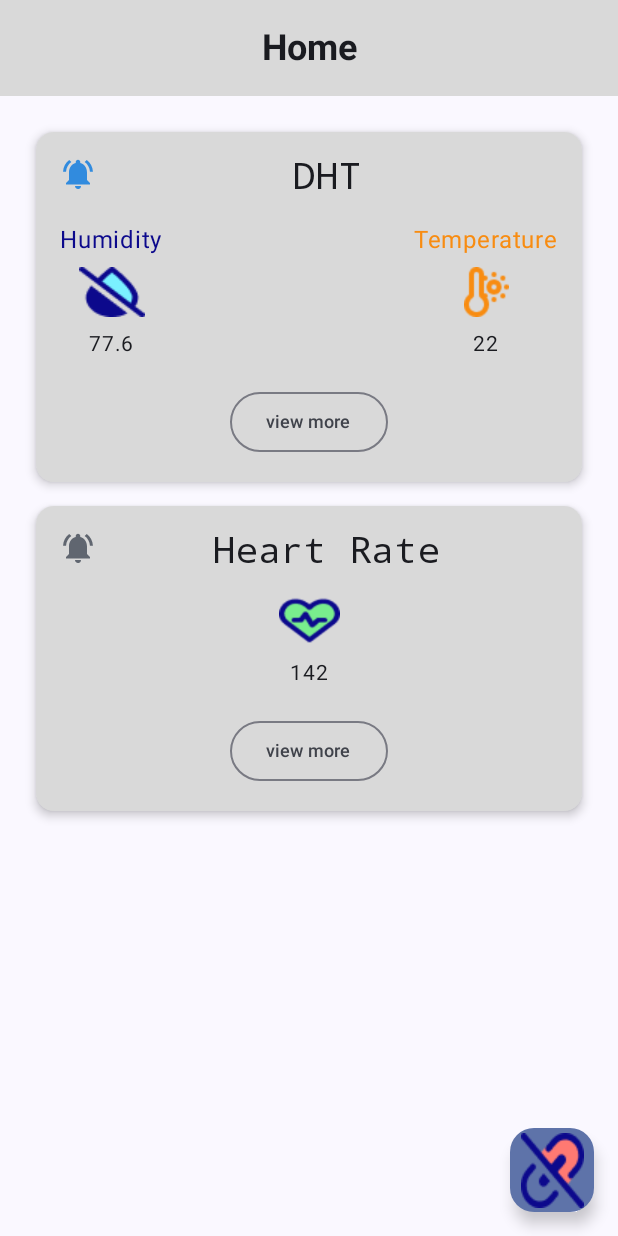
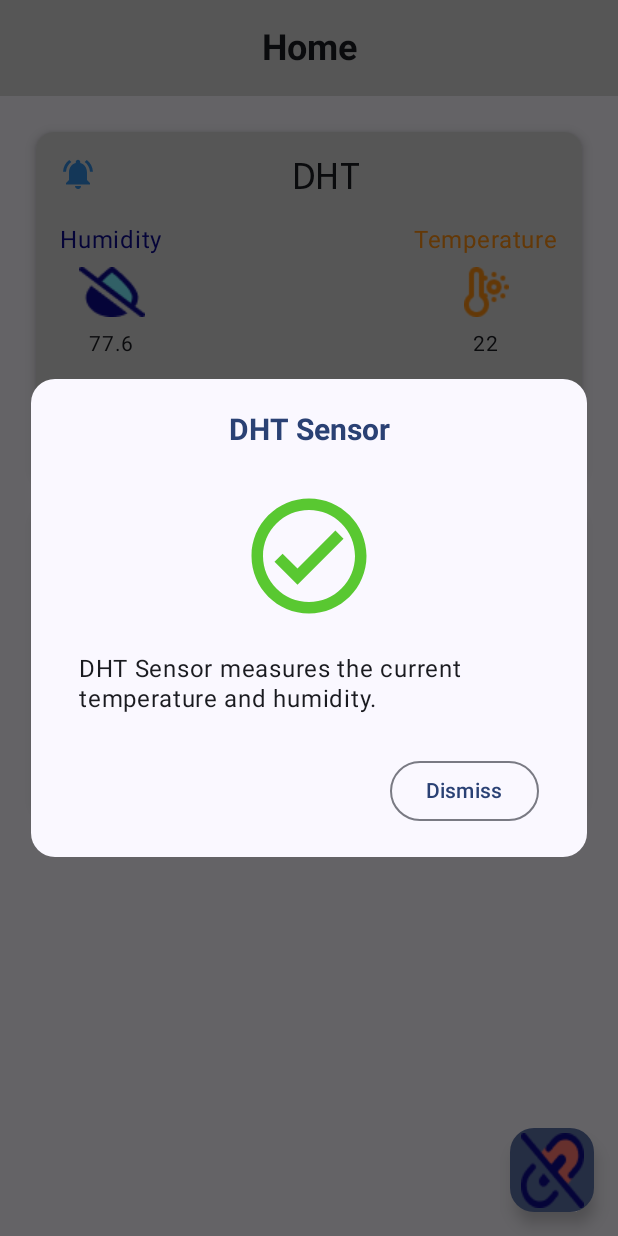
Before and after one commit to muhammadzkralla/PRJKTDSP, an Android app built with Jetpack Compose: the composable DetailsScreen shown on its own in the app's theme, after a tap on "view more", on a phone screen of 412 x 824 dp. Run offline under Robolectric (Android 15) with nearby library versions, the phone set to English and light mode, and no system bars.

Commit message:
feat: Information dialogs pops up for each sensor's view more button.

```diff
--- a/android/ProjectDSP/app/src/main/java/com/zkrallah/projectdsp/presentation/details/DetailsScreen.kt
+++ b/android/ProjectDSP/app/src/main/java/com/zkrallah/projectdsp/presentation/details/DetailsScreen.kt
@@ -24,6 +24,8 @@ import androidx.compose.material3.Scaffold
 import androidx.compose.material3.Text
 import androidx.compose.material3.TopAppBarDefaults
 import androidx.compose.runtime.Composable
+import androidx.compose.runtime.mutableStateOf
+import androidx.compose.runtime.remember
 import androidx.compose.ui.Alignment
 import androidx.compose.ui.Modifier
 import androidx.compose.ui.graphics.Color
@@ -38,6 +40,7 @@ import androidx.hilt.navigation.compose.hiltViewModel
 import androidx.navigation.NavHostController
 import androidx.navigation.compose.rememberNavController
 import com.zkrallah.projectdsp.R
+import com.zkrallah.projectdsp.presentation.dialog.InformationDialog
 import com.zkrallah.projectdsp.service.BluetoothLeService
 
 @OptIn(ExperimentalMaterial3Api::class)
@@ -47,6 +50,9 @@ fun DetailsScreen(
     bluetoothLeService: BluetoothLeService? = null,
     navController: NavHostController = rememberNavController(),
 ) {
+    val showDialog = remember { mutableStateOf(false) }
+    val dialogData = remember { mutableStateOf<String?>(null)}
+
     Scaffold(topBar = {
         CenterAlignedTopAppBar(
             title = { Text("Home", fontSize = 24.sp, fontWeight = FontWeight.Bold) },
@@ -169,7 +175,10 @@ fun DetailsScreen(
                             .fillMaxWidth(),
                         contentAlignment = Alignment.Center
                     ) {
-                        OutlinedButton(onClick = { }) {
+                        OutlinedButton(onClick = {
+                            showDialog.value = true
+                            dialogData.value = "DHT Sensor"
+                        }) {
                             Text("view more", fontSize = 12.sp)
                         }
                     }
@@ -236,12 +245,22 @@ fun DetailsScreen(
                             .fillMaxWidth(),
                         contentAlignment = Alignment.Center
                     ) {
-                        OutlinedButton(onClick = { }) {
+                        OutlinedButton(onClick = {
+                            showDialog.value = true
+                            dialogData.value = "Heart Rate Sensor"
+                        }) {
                             Text("view more", fontSize = 12.sp)
                         }
                     }
                 }
 
+            }
+        }
+
+        if (showDialog.value && dialogData.value != null) {
+            InformationDialog(title = dialogData.value!!) {
+                showDialog.value = false
+                dialogData.value = null
             }
         }
     }
--- /dev/null
+++ b/android/ProjectDSP/app/src/main/java/com/zkrallah/projectdsp/presentation/dialog/InfomationDialog.kt
@@ -0,0 +1,125 @@
+package com.zkrallah.projectdsp.presentation.dialog
+
+import androidx.compose.foundation.Image
+import androidx.compose.foundation.background
+import androidx.compose.foundation.layout.Arrangement
+import androidx.compose.foundation.layout.Box
+import androidx.compose.foundation.layout.Column
+import androidx.compose.foundation.layout.Row
+import androidx.compose.foundation.layout.Spacer
+import androidx.compose.foundation.layout.fillMaxWidth
+import androidx.compose.foundation.layout.height
+import androidx.compose.foundation.layout.padding
+import androidx.compose.foundation.layout.size
+import androidx.compose.foundation.layout.wrapContentHeight
+import androidx.compose.foundation.shape.RoundedCornerShape
+import androidx.compose.material3.MaterialTheme
+import androidx.compose.material3.OutlinedButton
+import androidx.compose.material3.Text
+import androidx.compose.runtime.Composable
+import androidx.compose.ui.Alignment
+import androidx.compose.ui.Modifier
+import androidx.compose.ui.res.painterResource
+import androidx.compose.ui.text.font.FontWeight
+import androidx.compose.ui.tooling.preview.Preview
+import androidx.compose.ui.unit.dp
+import androidx.compose.ui.unit.sp
+import androidx.compose.ui.window.Dialog
+import androidx.compose.ui.window.DialogProperties
+import com.zkrallah.projectdsp.R
+
+@Composable
+fun InformationDialog(
+    title: String,
+    onDismiss: () -> Unit
+) {
+    Dialog(
+        onDismissRequest = { onDismiss() },
+        properties = DialogProperties(
+            dismissOnClickOutside = true,
+            dismissOnBackPress = true,
+            usePlatformDefaultWidth = false
+        )
+    ) {
+        Box(
+            modifier = Modifier
+                .fillMaxWidth(0.9f)
+                .wrapContentHeight()
+                .background(
+                    color = MaterialTheme.colorScheme.surface,
+                    shape = RoundedCornerShape(16.dp)
+                )
+                .padding(16.dp),
+            contentAlignment = Alignment.Center
+        ) {
+            Column(
+                horizontalAlignment = Alignment.CenterHorizontally
+            ) {
+                // Title
+                Text(
+                    text = title,
+                    style = MaterialTheme.typography.headlineMedium.copy(
+                        fontSize = 20.sp,
+                        fontWeight = FontWeight.Bold
+                    ),
+                    color = MaterialTheme.colorScheme.primary
+                )
+
+                Spacer(modifier = Modifier.height(16.dp))
+
+                Image(
+                    painter = painterResource(id = R.drawable.ic_check),
+                    contentDescription = "Success",
+                    modifier = Modifier
+                        .size(100.dp)
+                        .padding(4.dp)
+                )
+
+                Spacer(modifier = Modifier.height(16.dp))
+
+                val info = if (title == "DHT Sensor")
+                    "DHT Sensor measures the current temperature and humidity."
+                else
+                    "Heart Rate Sensor measures the current heart rate."
+
+                Text(
+                    text = info,
+                    style = MaterialTheme.typography.bodyLarge.copy(
+                        fontSize = 16.sp
+                    ),
+                    color = MaterialTheme.colorScheme.onSurface,
+                    modifier = Modifier.padding(horizontal = 16.dp),
+                    lineHeight = 20.sp
+                )
+
+                Spacer(modifier = Modifier.height(24.dp))
+
+                Row(
+                    modifier = Modifier
+                        .fillMaxWidth()
+                        .padding(horizontal = 8.dp),
+                    horizontalArrangement = Arrangement.End
+                ) {
+                    OutlinedButton(
+                        onClick = { onDismiss() },
+                        modifier = Modifier
+
+                            .padding(horizontal = 8.dp, vertical = 4.dp)
+                    ) {
+                        Text(
+                            text = "Dismiss",
+                            color = MaterialTheme.colorScheme.primary,
+                            fontWeight = FontWeight.Medium
+                        )
+                    }
+                }
+            }
+        }
+    }
+}
+
+@Preview(showBackground = true)
+@Composable
+fun InformationDialogPreview() {
+    InformationDialog(title = "DHT Sensor") {}
+}
--- /dev/null
+++ b/android/ProjectDSP/app/src/main/res/drawable/ic_check.xml
@@ -0,0 +1,5 @@
+<vector xmlns:android="http://schemas.android.com/apk/res/android" android:height="24dp" android:tint="#59C831" android:viewportHeight="24" android:viewportWidth="24" android:width="24dp">
+
+    <path android:fillColor="@android:color/white" android:pathData="M12,2C6.48,2 2,6.48 2,12s4.48,10 10,10 10,-4.48 10,-10S17.52,2 12,2zM12,20c-4.41,0 -8,-3.59 -8,-8s3.59,-8 8,-8 8,3.59 8,8 -3.59,8 -8,8zM16.59,7.58L10,14.17l-2.59,-2.58L6,13l4,4 8,-8z"/>
+
+</vector>
```
